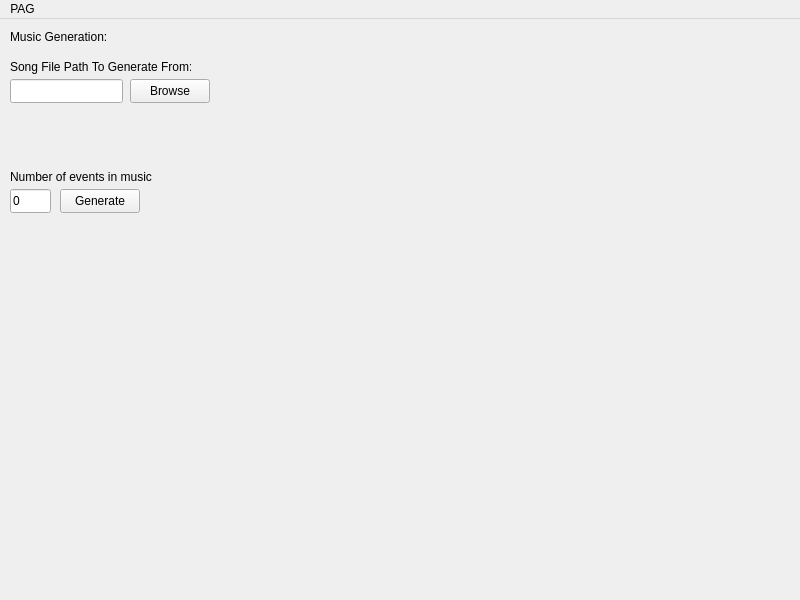
Qt form QTPAG/ProceduralAudioGenerator/pagwindow.ui (Daniel-D-Neumann/GradEx) before a commit.
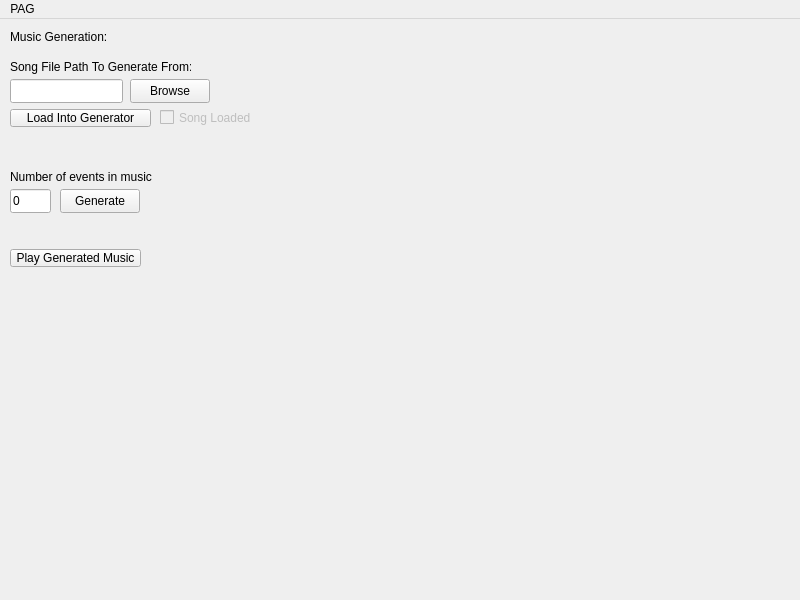
The same form after that commit.

What changed in the file:
```diff
--- a/QTPAG/ProceduralAudioGenerator/pagwindow.ui
+++ b/QTPAG/ProceduralAudioGenerator/pagwindow.ui
@@ -108,6 +108,51 @@
      <string>Number of events in music</string>
     </property>
    </widget>
+   <widget class="QPushButton" name="B_LoadMusicIntoGenerator">
+    <property name="geometry">
+     <rect>
+      <x>10</x>
+      <y>90</y>
+      <width>141</width>
+      <height>18</height>
+     </rect>
+    </property>
+    <property name="text">
+     <string>Load Into Generator</string>
+    </property>
+   </widget>
+   <widget class="QCheckBox" name="CB_SongLoaded">
+    <property name="enabled">
+     <bool>false</bool>
+    </property>
+    <property name="geometry">
+     <rect>
+      <x>160</x>
+      <y>90</y>
+      <width>101</width>
+      <height>17</height>
+     </rect>
+    </property>
+    <property name="text">
+     <string>Song Loaded</string>
+    </property>
+    <property name="checkable">
+     <bool>true</bool>
+    </property>
+   </widget>
+   <widget class="QPushButton" name="B_PlayGeneratedMusic">
+    <property name="geometry">
+     <rect>
+      <x>10</x>
+      <y>230</y>
+      <width>131</width>
+      <height>18</height>
+     </rect>
+    </property>
+    <property name="text">
+     <string>Play Generated Music</string>
+    </property>
+   </widget>
   </widget>
   <widget class="QMenuBar" name="menubar">
    <property name="geometry">
```
Left out of the diff: 2 changed lines with no effect on the pictures.
